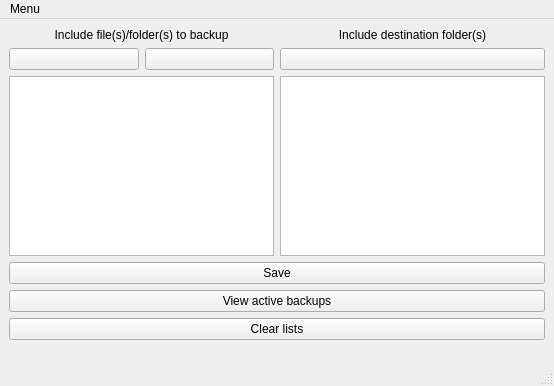
Old version of the form auto_backup/mainwindow.ui in the repository tuliovfarias/QT_auto_backup.
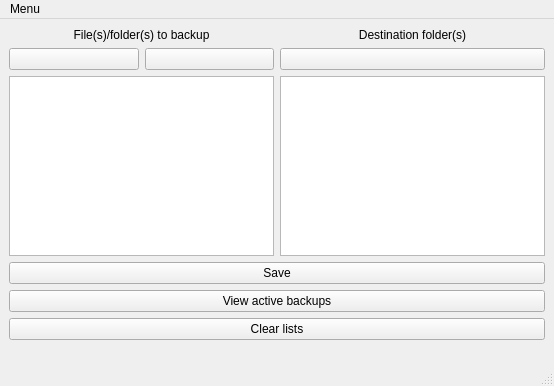
New version of the form.

Commit message: Debug and labels changed

What changed in the file:
```diff
--- a/auto_backup/mainwindow.ui
+++ b/auto_backup/mainwindow.ui
@@ -44,7 +44,7 @@
          </sizepolicy>
         </property>
         <property name="text">
-         <string>Include file(s)/folder(s) to backup</string>
+         <string>File(s)/folder(s) to backup</string>
         </property>
         <property name="alignment">
          <set>Qt::AlignCenter</set>
@@ -60,7 +60,7 @@
          </sizepolicy>
         </property>
         <property name="text">
-         <string>Include destination folder(s)</string>
+         <string>Destination folder(s)</string>
         </property>
         <property name="alignment">
          <set>Qt::AlignCenter</set>
```
The commit also changes 2 other files.
